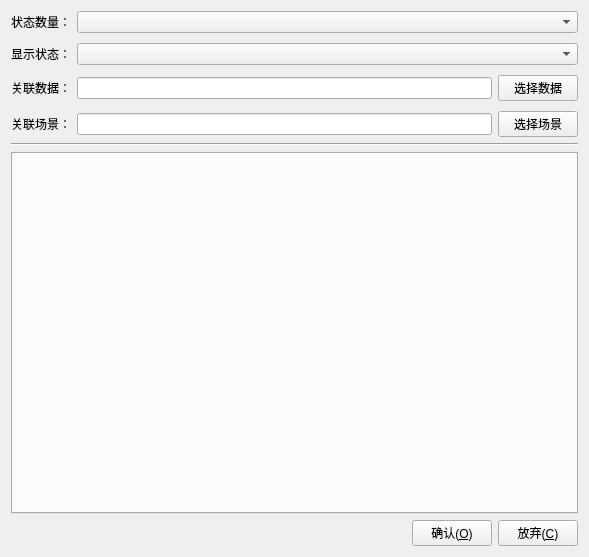
This is SKDraw/shaprelate.ui in song-kang/SKHMIProject as Qt 5 draws it before an edit. The edited form follows.
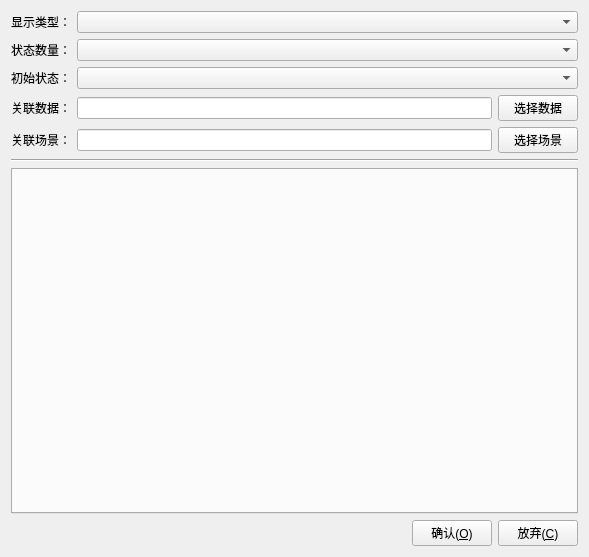
This is the edited form. Icons and pictures are not drawn.

Patch:
```diff
--- a/SKDraw/shaprelate.ui
+++ b/SKDraw/shaprelate.ui
@@ -15,29 +15,47 @@
   </property>
   <layout class="QGridLayout" name="gridLayout">
    <item row="0" column="0">
+    <layout class="QVBoxLayout" name="verticalLayout">
+     <item>
     <layout class="QFormLayout" name="formLayout">
+       <property name="fieldGrowthPolicy">
+        <enum>QFormLayout::AllNonFixedFieldsGrow</enum>
+       </property>
      <property name="verticalSpacing">
-      <number>10</number>
+        <number>6</number>
      </property>
      <item row="0" column="0">
-      <widget class="QLabel" name="label_2">
+        <widget class="QLabel" name="labelType">
+         <property name="text">
+          <string>显示类型：</string>
+         </property>
+        </widget>
+       </item>
+       <item row="0" column="1">
+        <widget class="QComboBox" name="comboBoxShowType"/>
+       </item>
+       <item row="1" column="0">
+        <widget class="QLabel" name="labelStNum">
        <property name="text">
         <string>状态数量：</string>
        </property>
       </widget>
      </item>
-     <item row="1" column="0">
-      <widget class="QLabel" name="label">
-       <property name="text">
-        <string>显示状态：</string>
-       </property>
-      </widget>
-     </item>
      <item row="1" column="1">
+        <widget class="QComboBox" name="comboBoxStateNum"/>
+       </item>
+       <item row="2" column="0">
+        <widget class="QLabel" name="labelShowSt">
+         <property name="text">
+          <string>初始状态：</string>
+         </property>
+        </widget>
+       </item>
+       <item row="2" column="1">
       <widget class="QComboBox" name="comboBoxShowState"/>
      </item>
-     <item row="2" column="0">
-      <widget class="QLabel" name="label_3">
+       <item row="3" column="0">
+        <widget class="QLabel" name="labelData">
        <property name="text">
         <string>关联数据：</string>
        </property>
@@ -46,32 +64,7 @@
        </property>
       </widget>
      </item>
-     <item row="3" column="0">
-      <widget class="QLabel" name="label_4">
-       <property name="text">
-        <string>关联场景：</string>
-       </property>
-      </widget>
-     </item>
      <item row="3" column="1">
-      <layout class="QHBoxLayout" name="horizontalLayout">
-       <item>
-        <widget class="QLineEdit" name="lineEditLinkScene"/>
-       </item>
-       <item>
-        <widget class="QPushButton" name="btnLinkScene">
-         <property name="text">
-          <string>选择场景</string>
-         </property>
-         <property name="icon">
-          <iconset resource="skdraw.qrc">
-           <normaloff>:/images/pictureLink</normaloff>:/images/pictureLink</iconset>
-         </property>
-        </widget>
-       </item>
-      </layout>
-     </item>
-     <item row="2" column="1">
       <layout class="QHBoxLayout" name="horizontalLayout_2">
        <item>
         <widget class="QLineEdit" name="lineEditLinkDB"/>
@@ -89,26 +82,48 @@
        </item>
       </layout>
      </item>
-     <item row="0" column="1">
-      <widget class="QComboBox" name="comboBoxStateNum"/>
-     </item>
-    </layout>
-   </item>
-   <item row="1" column="0">
+       <item row="4" column="0">
+        <widget class="QLabel" name="labelScene">
+         <property name="text">
+          <string>关联场景：</string>
+         </property>
+        </widget>
+       </item>
+       <item row="4" column="1">
+        <layout class="QHBoxLayout" name="horizontalLayout">
+         <item>
+          <widget class="QLineEdit" name="lineEditLinkScene"/>
+         </item>
+         <item>
+          <widget class="QPushButton" name="btnLinkScene">
+           <property name="text">
+            <string>选择场景</string>
+           </property>
+           <property name="icon">
+            <iconset resource="skdraw.qrc">
+             <normaloff>:/images/pictureLink</normaloff>:/images/pictureLink</iconset>
+           </property>
+          </widget>
+         </item>
+        </layout>
+       </item>
+      </layout>
+     </item>
+     <item>
     <widget class="Line" name="line">
      <property name="orientation">
       <enum>Qt::Horizontal</enum>
      </property>
     </widget>
    </item>
-   <item row="2" column="0">
+     <item>
     <widget class="QTabWidget" name="tabWidgetState">
      <property name="currentIndex">
       <number>-1</number>
      </property>
     </widget>
    </item>
-   <item row="3" column="0">
+     <item>
     <layout class="QHBoxLayout" name="horizontalLayout_3">
      <item>
       <spacer name="horizontalSpacer">
@@ -144,6 +159,8 @@
          <normaloff>:/images/delete</normaloff>:/images/delete</iconset>
        </property>
       </widget>
+       </item>
+      </layout>
      </item>
     </layout>
    </item>
```
Lines whose indentation alone changed are shown as unchanged.
